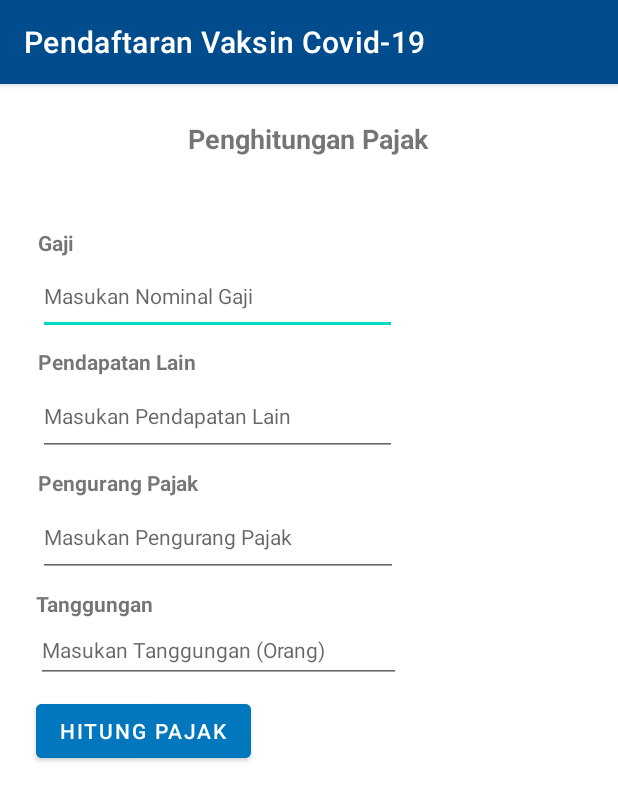
After one commit to randynetworks/COVID_ANDROID_APP, an Android app: the Calculate screen opened directly, with no data from a screen before it, on a phone screen of 412 x 824 dp. The commit adds this screen. Shown: the top 801 px of the screen. Run offline under Robolectric (Android 15) with nearby library versions, the light colour scheme and no system bars.

Commit message:
feat: calculate tax

```diff
--- a/app/src/main/AndroidManifest.xml
+++ b/app/src/main/AndroidManifest.xml
@@ -27,11 +27,11 @@
         <activity android:name="com.randyramadhan.covid19.MainActivity">
 
         </activity>
-
-
         <activity android:name="com.randyramadhan.covid19.FormSuccess">
 
         </activity>
+        <activity android:name=".Calculate" />
+        <activity android:name=".CalculateSuccess" />
     </application>
 
 </manifest>
--- /dev/null
+++ b/app/src/main/java/com/randyramadhan/covid19/Calculate.java
@@ -0,0 +1,88 @@
+package com.randyramadhan.covid19;
+import android.app.AlertDialog;
+import android.app.DatePickerDialog;
+import android.content.DialogInterface;
+import android.content.Intent;
+import android.graphics.Color;
+import android.graphics.drawable.ColorDrawable;
+import android.os.Bundle;
+import android.util.Log;
+import android.view.View;
+import android.widget.AdapterView;
+import android.widget.ArrayAdapter;
+import android.widget.Button;
+import android.widget.DatePicker;
+import android.widget.EditText;
+import android.widget.RadioButton;
+import android.widget.RadioGroup;
+import android.widget.Spinner;
+import android.widget.Switch;
+import android.widget.TextView;
+import android.widget.Toast;
+
+import androidx.appcompat.app.AppCompatActivity;
+
+import com.google.android.material.snackbar.Snackbar;
+
+import org.w3c.dom.Text;
+
+import java.text.DecimalFormat;
+import java.text.NumberFormat;
+import java.util.Calendar;
+import java.util.Locale;
+
+public class Calculate extends AppCompatActivity {
+
+
+    @Override
+    protected void onCreate(Bundle savedInstanceState) {
+        super.onCreate(savedInstanceState);
+        setContentView(R.layout.form_calculate);
+
+        EditText gaji = findViewById(R.id.txtGaji);
+        EditText pendapatanLain = findViewById(R.id.txtPendapatanLain);
+        EditText pengurangPajak = findViewById(R.id.txtPengurangPajak);
+        EditText tanggungan = findViewById(R.id.txtTanggungan);
+        Button btnCalculate = findViewById(R.id.btnSubmit);
+
+        btnCalculate.setOnClickListener(new View.OnClickListener() {
+            @Override
+            public void onClick(View v) {
+                Double dGaji = Double.parseDouble(gaji.getText().toString());
+                Double dPendapatanLain = Double.parseDouble(pendapatanLain.getText().toString());
+                Double dpenguraganPajak = Double.parseDouble(pengurangPajak.getText().toString());
+                Double dTanggungan = Double.parseDouble(tanggungan.getText().toString());
+
+                Double TotalGajiPertahun = dGaji * 12;
+                Double TotalPendapatan = TotalGajiPertahun + dPendapatanLain;
+                Double TotalTanggungan = dTanggungan * 1000000;
+                Double TotalPengurangan = TotalTanggungan + dpenguraganPajak;
+                Double Pajak = TotalPendapatan - TotalPengurangan;
+                Double PajakPerTahun = Pajak * 2.5 /100;
+                Double PajakPerBulan = PajakPerTahun / 12;
+
+                DecimalFormat pattern = new DecimalFormat("#");
+                pattern.setMaximumFractionDigits(12);
+                NumberFormat formatter = NumberFormat.getNumberInstance(Locale.GERMAN);
+                String output = "Pendapatan Satu Tahun : " + formatter.format(TotalGajiPertahun) + "\n"
+                        + "Pendapatan Lain : " + formatter.format(dPendapatanLain) + "\n"
+                        + "Total Pendapatan : " + formatter.format(TotalPendapatan) + "\n"
+                        + "Pengurangan Pajak : " + formatter.format(TotalPengurangan) + "\n"
+                        + "Tanggungan (Orang x 1jt): " + formatter.format(TotalTanggungan) + "\n"
+                        + "Total Pengurangan: " + formatter.format(TotalPengurangan) + "\n"
+                        + "Pajak : " + formatter.format(Pajak) + "\n"
+                        + "Total Pajak Per Tahun : " + formatter.format(PajakPerTahun) + "\n"
+                        + "Total Pajak Per Bulan : " + formatter.format(PajakPerBulan);
+
+                Intent calculateSuccess = new Intent(getBaseContext(), CalculateSuccess.class);
+                calculateSuccess.putExtra("OUTPUT", output);
+                startActivity(calculateSuccess);
+            }
+        });
+
+
+
+    }
+
+
+}
--- /dev/null
+++ b/app/src/main/res/layout/form_calculate.xml
@@ -0,0 +1,119 @@
+<?xml version="1.0" encoding="utf-8"?>
+<androidx.constraintlayout.widget.ConstraintLayout
+    xmlns:android="http://schemas.android.com/apk/res/android"
+    xmlns:app="http://schemas.android.com/apk/res-auto"
+    xmlns:tools="http://schemas.android.com/tools"
+    android:layout_width="match_parent"
+    android:layout_height="match_parent">
+
+    <TextView
+        android:id="@+id/textView12"
+        android:layout_width="wrap_content"
+        android:layout_height="wrap_content"
+        android:layout_marginTop="24dp"
+        android:text="Penghitungan Pajak"
+        android:textSize="18sp"
+        android:textStyle="bold"
+        app:layout_constraintEnd_toEndOf="parent"
+        app:layout_constraintHorizontal_bias="0.498"
+        app:layout_constraintStart_toStartOf="parent"
+        app:layout_constraintTop_toTopOf="parent" />
+
+    <TextView
+        android:id="@+id/textView13"
+        android:layout_width="wrap_content"
+        android:layout_height="wrap_content"
+        android:layout_marginTop="96dp"
+        android:text="Gaji "
+        android:textStyle="bold"
+        app:layout_constraintEnd_toEndOf="parent"
+        app:layout_constraintHorizontal_bias="0.065"
+        app:layout_constraintStart_toStartOf="parent"
+        app:layout_constraintTop_toTopOf="parent" />
+
+    <EditText
+        android:id="@+id/txtGaji"
+        android:layout_width="239dp"
+        android:layout_height="52dp"
+        android:ems="10"
+        android:hint="Masukan Nominal Gaji"
+        android:inputType="number"
+        android:textAlignment="textStart"
+        android:textSize="14sp"
+        app:layout_constraintStart_toStartOf="@+id/textView13"
+        app:layout_constraintTop_toBottomOf="@+id/textView13" />
+
+    <TextView
+        android:id="@+id/textView14"
+        android:layout_width="wrap_content"
+        android:layout_height="wrap_content"
+        android:layout_marginTop="8dp"
+        android:text="Pendapatan Lain"
+        android:textStyle="bold"
+        app:layout_constraintStart_toStartOf="@+id/txtGaji"
+        app:layout_constraintTop_toBottomOf="@+id/txtGaji" />
+
+    <EditText
+        android:id="@+id/txtPendapatanLain"
+        android:layout_width="239dp"
+        android:layout_height="53dp"
+        android:ems="10"
+        android:hint="Masukan Pendapatan Lain"
+        android:inputType="number"
+        android:textSize="14sp"
+        app:layout_constraintStart_toStartOf="@+id/textView14"
+        app:layout_constraintTop_toBottomOf="@+id/textView14" />
+
+    <TextView
+        android:id="@+id/textView15"
+        android:layout_width="wrap_content"
+        android:layout_height="wrap_content"
+        android:layout_marginTop="8dp"
+        android:text="Pengurang Pajak"
+        android:textStyle="bold"
+        app:layout_constraintStart_toStartOf="@+id/txtPendapatanLain"
+        app:layout_constraintTop_toBottomOf="@+id/txtPendapatanLain" />
+
+    <EditText
+        android:id="@+id/txtPengurangPajak"
+        android:layout_width="240dp"
+        android:layout_height="53dp"
+        android:ems="10"
+        android:hint="Masukan Pengurang Pajak"
+        android:inputType="number"
+        android:textSize="14sp"
+        app:layout_constraintStart_toStartOf="@+id/textView15"
+        app:layout_constraintTop_toBottomOf="@+id/textView15" />
+
+    <TextView
+        android:id="@+id/textView16"
+        android:layout_width="wrap_content"
+        android:layout_height="wrap_content"
+        android:layout_marginStart="24dp"
+        android:layout_marginTop="8dp"
+        android:text="Tanggungan"
+        android:textStyle="bold"
+        app:layout_constraintStart_toStartOf="parent"
+        app:layout_constraintTop_toBottomOf="@+id/txtPengurangPajak" />
+
+    <EditText
+        android:id="@+id/txtTanggungan"
+        android:layout_width="243dp"
+        android:layout_height="43dp"
+        android:ems="10"
+        android:hint="Masukan Tanggungan (Orang)"
+        android:inputType="number"
+        android:textSize="14sp"
+        app:layout_constraintStart_toStartOf="@+id/textView16"
+        app:layout_constraintTop_toBottomOf="@+id/textView16" />
+
+    <Button
+        android:id="@+id/btnSubmit"
+        android:layout_width="wrap_content"
+        android:layout_height="wrap_content"
+        android:layout_marginTop="8dp"
+        android:backgroundTint="@color/light_blue_primary"
+        android:text="Hitung Pajak"
+        app:layout_constraintStart_toStartOf="@+id/txtTanggungan"
+        app:layout_constraintTop_toBottomOf="@+id/txtTanggungan" />
+</androidx.constraintlayout.widget.ConstraintLayout>
```
Also changed, not shown: app/src/main/java/com/randyramadhan/covid19/CalculateSuccess.java (added, +24 -0 lines), app/src/main/java/com/randyramadhan/covid19/Menu.java (+9 -0 lines), app/src/main/res/layout/calculate_success.xml (added, +32 -0 lines), app/src/main/res/layout/menu.xml (+11 -1 lines).
